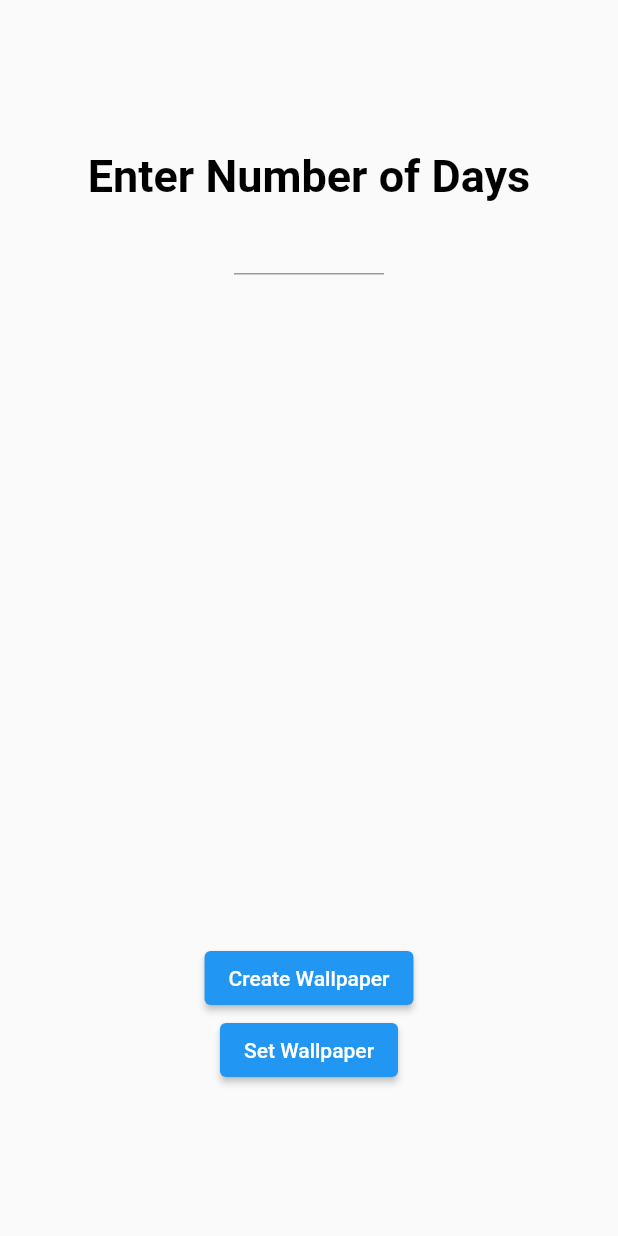
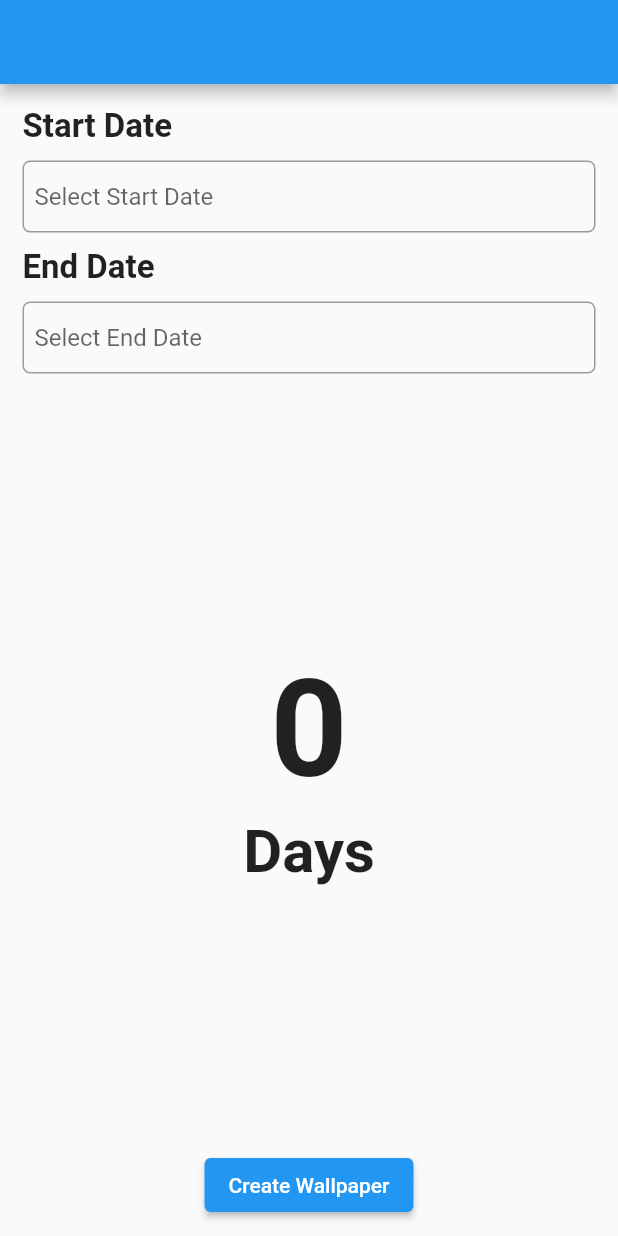
Before and after one commit to sanjay23singh/DaysToGo, a Flutter app: the screen it shows after launch, on a phone screen of 412 x 824 dp. Run offline on Flutter 3.47's test engine with Material 2 defaults, Android fonts, the phone set to English and light mode, and no system bars; drawn by our look-alikes of date_time_picker; our stand-ins replace flutter_spinkit, permission_handler, screenshot, shared_preferences, toast; missing offline and left inert: android_alarm_manager_plus, flutter_wallpaper_manager.

Commit message:
Date Time Added

```diff
--- a/lib/Functions/universal_functions.dart
+++ b/lib/Functions/universal_functions.dart
@@ -1,6 +1,5 @@
 import 'dart:io';
 import 'dart:developer' as developer;
-import 'dart:isolate';
 import 'package:android_alarm_manager_plus/android_alarm_manager_plus.dart';
 import 'package:flutter/material.dart';
 import 'package:flutter_spinkit/flutter_spinkit.dart';
@@ -20,10 +19,12 @@ Future<void> getPermissions() async {
 
 Future<void> callback() async {
   await getApplicationDocumentsDirectory().then((directory) async {
+    developer.log("A");
 
     final prefs = await SharedPreferences.getInstance();
     int dayNo = 1;
     bool cout=false;
+    developer.log("B");
     if (!prefs.containsKey('day')) {
       cout=true;
       prefs.setInt('day', 1);
@@ -32,13 +33,15 @@ Future<void> callback() async {
 
       prefs.setInt('day', dayNo);
     }
-
+    developer.log("C");
     String dirPath = '${directory.path}/wallpapers';
     String filePath = '$dirPath/wallpaper$dayNo.png';
     developer.log(filePath);
-
+    developer.log("D");
     int hour=DateTime.now().hour;
     int minute=DateTime.now().minute;
+
+    developer.log("E");
     await File(filePath).exists().then((bool val) {
       if (!val) {
         developer.log('path doesnt exist');
@@ -51,6 +54,8 @@ Future<void> callback() async {
         developer.log('C');
       }
     });
+
+    developer.log("F");
   });
 }
 
@@ -70,19 +75,46 @@ getSpinkit(t) {
     child: Column(
       // mainAxisSize: MainAxisSize.max,
       mainAxisAlignment: MainAxisAlignment.center,
-      children: [
-        const SpinKitWave(
+      children: const [
+         SpinKitWave(
           color: Colors.green,
           size: 50.0,
         ),
-        const SizedBox(
+        SizedBox(
           height: 15,
         ),
-        Text(
-          spinkitText,
-          style: const TextStyle(fontSize: 20,fontWeight: FontWeight.bold, color: Colors.blue),
+       Text(
+          'Setting Wallpaper Service',
+          style: TextStyle(fontSize: 20,fontWeight: FontWeight.bold, color: Colors.blue),
         )
       ],
     ),
   );
 }
+
+
+Widget getNumOfDays(DateTime startDate, DateTime endDate) {
+    int numOfDays = endDate.difference(startDate).inDays;
+    return Column(
+      mainAxisAlignment: MainAxisAlignment.center,
+      children: [
+        Container(
+          padding: const EdgeInsets.symmetric(vertical: 5),
+          alignment: Alignment.center,
+          child: Text(
+            numOfDays.toString(),
+            style: const TextStyle(fontSize: 90, fontWeight: FontWeight.bold),
+          ),
+        ),
+        Container(
+          // padding: const EdgeInsets.symmetric(vertical: 5),
+          alignment: Alignment.center,
+
+          child: const Text(
+            'Days',
+            style: TextStyle(fontSize: 40, fontWeight: FontWeight.bold),
+          ),
+        ),
+      ],
+    );
+  }
--- a/lib/Screens/home_page.dart
+++ /dev/null
@@ -1,151 +0,0 @@
-import 'dart:io';
-import 'dart:developer' as developer;
-import 'dart:typed_data';
-import 'package:android_alarm_manager_plus/android_alarm_manager_plus.dart';
-import 'package:flutter/material.dart';
-import 'package:flutter/services.dart';
-import 'package:screenshot/screenshot.dart';
-import 'package:toast/toast.dart';
-import 'package:wallpaper/Functions/screenshot_functions.dart';
-import 'package:wallpaper/Functions/universal_functions.dart';
-import 'package:wallpaper/universal_variables.dart';
-
-class HomePage extends StatefulWidget {
-  const HomePage({Key? key}) : super(key: key);
-
-  @override
-  State<HomePage> createState() => _HomePageState();
-}
-
-class _HomePageState extends State<HomePage> {
-  bool rotate = false;
-  final TextEditingController _textEditingController = TextEditingController();
-  final ScreenshotController _screenshotController = ScreenshotController();
-
-  void showSnackBar(String text) {
-    var snackBar = SnackBar(content: Text(text));
-    ScaffoldMessenger.of(context).showSnackBar(snackBar);
-  }
-
-  @override
-  void initState() {
-    getPermissions().then((value) {
-      setState(() {});
-    });
-
-    super.initState();
-  }
-
-  @override
-  Widget build(BuildContext context) {
-    ToastContext().init(context);
-    SystemChrome.setEnabledSystemUIMode(
-      SystemUiMode.manual,
-      overlays: [
-        SystemUiOverlay.top, // Shows Status bar and hides Navigation bar
-      ],
-    );
-
-    return Scaffold(
-      resizeToAvoidBottomInset: false,
-      body: Stack(
-        children: [
-          Container(
-            alignment: Alignment.center,
-            padding: const EdgeInsets.fromLTRB(20, 100, 20, 100),
-            child: Column(
-              children: [
-                const Text(
-                  "Enter Number of Days",
-                  style: TextStyle(
-                      color: Colors.black,
-                      fontSize: 30,
-                      fontWeight: FontWeight.bold),
-                ),
-                SizedBox(
-                  width: 100,
-                  child: TextFormField(
-                    controller: _textEditingController,
-                    keyboardType: TextInputType.number,
-                    style: const TextStyle(fontSize: 20),
-                    maxLines: 1,
-                  ),
-                ),
-                Expanded(
-                  child: Container(),
-                ),
-                ElevatedButton(
-                  onPressed: () {
-                    if (_textEditingController.text.isEmpty) {
-                      showSnackBar('Invalid value');
-                    } else {
-                      setState(() {
-                        rotate = true;
-                        spinkitText = "Creating Wallpaper";
-                      });
-                      _getScreenshot();
-                    }
-                  },
-                  child: const Text("Create Wallpaper"),
-                ),
-                ElevatedButton(
-                  onPressed: () async {
-                    setState(() {
-                      rotate = true;
-                      spinkitText = 'Setting Wallpaper service';
-                      prefs!.remove('day');
-                    });
-                    developer.log(DateTime.now().toString());
-                    const int helloAlarmID = 234234;
-                    await AndroidAlarmManager.periodic(
-                      const Duration(milliseconds: 1),
-                      helloAlarmID,
-                      callback,
-                      exact: true,
-                      allowWhileIdle: true,
-                    );
-                  },
-                  child: const Text("Set Wallpaper"),
-                ),
-              ],
-            ),
-          ),
-          if (rotate) getSpinkit('Creating wallpapers')
-        ],
-      ),
-    );
-  }
-
-  Future<void> _getScreenshot() async {
-    if (appDocDir.existsSync()) {
-      appDocDir.deleteSync(recursive: true);
-    }
-    int n = int.parse(_textEditingController.text);
-
-    for (int i = 1; i <= n; i++) {
-      _screenshotController
-          .captureFromWidget(screenshotImage(i, n))
-          .then((Uint8List image) {
-        //Capture Done
-        setState(() async {
-          await File('$appDocPath/wallpaper$i.png')
-              .create(recursive: true)
-              .then((file) {
-            file.writeAsBytesSync(image);
-            developer.log(file.path);
-          });
-          if (i == n) {
-            setState(() {
-              rotate = false;
-              _textEditingController.clear();
-            });
-            showSnackBar('Wallpapers created');
-            developer.log('Done');
-          }
-        });
-      }).catchError((onError) {
-        // print(onError);
-      });
-    }
-  }
-}
--- /dev/null
+++ b/lib/Screens/temp.dart
@@ -0,0 +1,195 @@
+import 'dart:io';
+import 'dart:typed_data';
+import 'dart:developer' as developer;
+import 'package:android_alarm_manager_plus/android_alarm_manager_plus.dart';
+import 'package:date_time_picker/date_time_picker.dart';
+import 'package:flutter/material.dart';
+import 'package:screenshot/screenshot.dart';
+import 'package:toast/toast.dart';
+import 'package:wallpaper/Functions/screenshot_functions.dart';
+import 'package:wallpaper/Functions/universal_functions.dart';
+import 'package:wallpaper/universal_variables.dart';
+
+class TempPage extends StatefulWidget {
+  const TempPage({super.key});
+
+  @override
+  State<TempPage> createState() => _TempPageState();
+}
+
+class _TempPageState extends State<TempPage> {
+  bool rotate = false;
+  DateTime _startDate = DateTime.now();
+  DateTime _endDate = DateTime.now();
+  final ScreenshotController _screenshotController = ScreenshotController();
+
+  @override
+  void initState() {
+    getPermissions();
+    super.initState();
+  }
+
+  void showSnackBar(String text) {
+    var snackBar = SnackBar(content: Text(text));
+    ScaffoldMessenger.of(context).showSnackBar(snackBar);
+  }
+
+  Widget _buttons() {
+    int numOfDays = _endDate.difference(_startDate).inDays;
+    return ElevatedButton(
+      onPressed: () {
+        if (numOfDays == 0) {
+          showSnackBar('Invalid value');
+        } else {
+          setState(() {
+            rotate = true;
+          });
+          _getScreenshot();
+        }
+      },
+      child: const Text("Create Wallpaper"),
+    );
+  }
+
+  @override
+  Widget build(BuildContext context) {
+    ToastContext().init(context);
+
+    return Scaffold(
+      appBar: AppBar(),
+      body: Stack(
+        children: [
+          Container(
+            padding: const EdgeInsets.symmetric(vertical: 10, horizontal: 15),
+            child: Column(
+              children: [
+                getDateTimeColumn(),
+                Expanded(child: getNumOfDays(_startDate, _endDate)),
+                _buttons(),
+              ],
+            ),
+          ),
+          if (rotate) getSpinkit('Creating wallpapers')
+        ],
+      ),
+    );
+  }
+
+  // get DateTime Column
+  Widget getDateTimeColumn() {
+    return Column(
+      children: [
+        Container(
+          padding: const EdgeInsets.symmetric(vertical: 5),
+          alignment: Alignment.bottomLeft,
+          child: const Text(
+            'Start Date',
+            style: TextStyle(fontSize: 22, fontWeight: FontWeight.bold),
+          ),
+        ),
+        Container(
+          padding: const EdgeInsets.symmetric(vertical: 5),
+          alignment: Alignment.center,
+          child: DateTimePicker(
+            decoration: InputDecoration(
+              contentPadding: const EdgeInsets.all(8.0),
+              border: OutlineInputBorder(
+                borderRadius: BorderRadius.circular(5.0),
+              ),
+              hintText: "Select Start Date",
+            ),
+            initialValue: '',
+            firstDate: DateTime(2000),
+            lastDate: DateTime.now(),
+            dateLabelText: 'Select Start Date',
+            onChanged: (val) {
+              DateTime date = DateTime.parse(val);
+              setState(() {
+                _startDate = date;
+              });
+            },
+          ),
+        ),
+        Container(
+          padding: const EdgeInsets.symmetric(vertical: 5),
+          alignment: Alignment.bottomLeft,
+          child: const Text(
+            'End Date',
+            style: TextStyle(fontSize: 22, fontWeight: FontWeight.bold),
+          ),
+        ),
+        Container(
+          padding: const EdgeInsets.symmetric(vertical: 5),
+          alignment: Alignment.center,
+          child: DateTimePicker(
+            decoration: InputDecoration(
+              contentPadding: const EdgeInsets.all(8.0),
+              border: OutlineInputBorder(
+                borderRadius: BorderRadius.circular(5.0),
+              ),
+              hintText: "Select End Date",
+            ),
+            initialValue: '',
+            firstDate: DateTime.now(),
+            lastDate: DateTime(2100),
+            dateLabelText: 'End Date',
+            onChanged: (val) {
+              DateTime date = DateTime.parse(val);
+              setState(() {
+                _endDate = date;
+              });
+            },
+          ),
+        ),
+      ],
+    );
+  }
+
+  Future<void> _getScreenshot() async {
+    int n = _endDate.difference(_startDate).inDays;
+    if (appDocDir.existsSync()) {
+      appDocDir.deleteSync(recursive: true);
+    }
+
+    for (int i = 1; i <= n; i++) {
+      _screenshotController
+          .captureFromWidget(screenshotImage(i, n))
+          .then((Uint8List image) {
+        //Capture Done
+        setState(() async {
+          await File('$appDocPath/wallpaper$i.png')
+              .create(recursive: true)
+              .then((file) {
+            file.writeAsBytesSync(image);
+            developer.log(file.path);
+          });
+          if (i == n) {
+            setState(() {
+              rotate = false;
+            });
+            showSnackBar('Wallpapers created');
+            developer.log('Done');
+          }
+        });
+      }).catchError((onError) {
+        // print(onError);
+      });
+    }
+    developer.log(DateTime.now().toString());
+    const int helloAlarmID = 234234;
+    await AndroidAlarmManager.periodic(
+      const Duration(milliseconds: 1),
+      helloAlarmID,
+      callback,
+      exact: true,
+      allowWhileIdle: true,
+    ).then((value) {
+      Future.delayed(const Duration(seconds: 25)).then((value) {
+        setState(() {
+          rotate = false;
+          showSnackBar('Wallpaper Set');
+        });
+      });
+    });
+  }
+}
--- a/lib/main.dart
+++ b/lib/main.dart
@@ -2,7 +2,7 @@ import 'dart:io';
 import 'package:flutter/material.dart';
 import 'package:path_provider/path_provider.dart';
 import 'package:shared_preferences/shared_preferences.dart';
-import 'package:wallpaper/Screens/home_page.dart';
+import 'package:wallpaper/Screens/temp.dart';
 import 'package:wallpaper/universal_variables.dart';
 
 void main() async {
@@ -30,7 +30,7 @@ class MyApp extends StatelessWidget {
 
     return const MaterialApp(
       debugShowCheckedModeBanner: false,
-      home: HomePage(),
+      home: TempPage(),
     );
   }
 }
--- a/pubspec.yaml
+++ b/pubspec.yaml
@@ -41,6 +41,8 @@ dependencies:
   android_alarm_manager_plus: ^2.0.5
   shared_preferences: ^2.0.15
   toast: ^0.3.0
+  flutter_spinkit: ^5.1.0
+  date_time_picker: ^2.1.0
 
 dev_dependencies:
   flutter_test:
```
Also changed, not shown: lib/Screens/home_page2.dart (added, +151 -0 lines), pubspec.lock.
